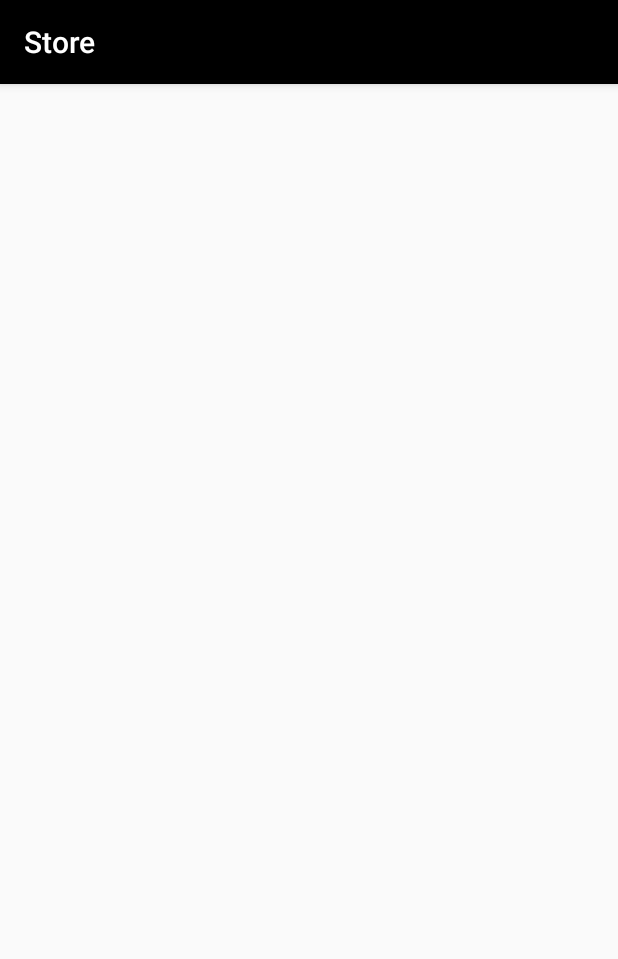
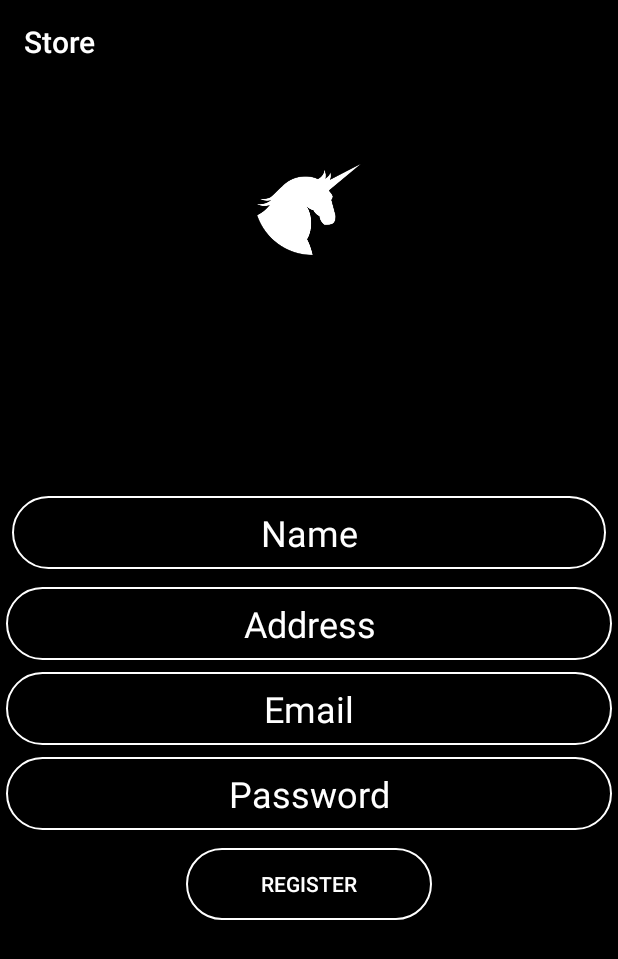
Before and after one commit to TheEagle0/Court-Counter, an Android app: the RegisterActivity screen opened directly, with no data from a screen before it, on a phone screen of 412 x 824 dp. Shown: the top 959 px of the screen. Run offline under Robolectric (Android 15) with nearby library versions, the phone set to English and light mode, and no system bars.

Commit message:
init views

```diff
--- a/Android/projects/Store/app/src/main/java/com/example/theeagle/store/MainActivity.java
+++ b/Android/projects/Store/app/src/main/java/com/example/theeagle/store/MainActivity.java
@@ -2,31 +2,40 @@ package com.example.theeagle.store;
 
 import android.Manifest;
 import android.content.Context;
+import android.content.Intent;
 import android.content.pm.PackageManager;
 import android.os.Build;
 import android.support.v4.app.ActivityCompat;
 import android.support.v7.app.AppCompatActivity;
 import android.os.Bundle;
+import android.view.View;
+import android.widget.Button;
+import android.widget.EditText;
+import android.widget.TextView;
 
-public class MainActivity extends AppCompatActivity {
+public class MainActivity extends AppCompatActivity implements View.OnClickListener {
 
-     int Permission_All=1;
-    String[]Permissions={Manifest.permission.CAMERA,Manifest.permission.WRITE_EXTERNAL_STORAGE};
-
+    int Permission_All = 1;
+    String[] Permissions = {Manifest.permission.CAMERA, Manifest.permission.WRITE_EXTERNAL_STORAGE};
+    EditText email_et, password_et;
+    Button login_btn, register_btn;
+    TextView forget_password_tv;
 
 
     @Override
     protected void onCreate(Bundle savedInstanceState) {
         super.onCreate(savedInstanceState);
         setContentView(R.layout.activity_main);
-        if (!hasPermission(this,Permissions)){
-            ActivityCompat.requestPermissions(this,Permissions,Permission_All);
+        if (!hasPermission(this, Permissions)) {
+            ActivityCompat.requestPermissions(this, Permissions, Permission_All);
         }
+        initViews();
     }
-public boolean hasPermission(Context context,String...permissions){
-        if (Build.VERSION.SDK_INT>=Build.VERSION_CODES.M&& context!=null&&permissions!=null){
-        for(String permission :permissions){
-            if(ActivityCompat.checkSelfPermission(context,permission)!= PackageManager.PERMISSION_GRANTED){
+
+    public boolean hasPermission(Context context, String... permissions) {
+        if (Build.VERSION.SDK_INT >= Build.VERSION_CODES.M && context != null && permissions != null) {
+            for (String permission : permissions) {
+                if (ActivityCompat.checkSelfPermission(context, permission) != PackageManager.PERMISSION_GRANTED) {
                     return false;
                 }
 
@@ -34,4 +43,30 @@ public boolean hasPermission(Context context,String...permissions){
         }
         return true;
     }
+    public void initViews(){
+        email_et=findViewById(R.id.email_et);
+        password_et=findViewById(R.id.password_et);
+        login_btn=findViewById(R.id.login_btn);
+        register_btn=findViewById(R.id.register_btn);
+        forget_password_tv=findViewById(R.id.forget_password_tv);
+        login_btn.setOnClickListener(this);
+        register_btn.setOnClickListener(this);
+        forget_password_tv.setOnClickListener(this);
     }
+
+    @Override
+    public void onClick(View view) {
+        switch (view.getId()){
+            case R.id.login_btn:
+
+                break;
+            case R.id.register_btn:
+                Intent intent=new Intent(MainActivity.this,RegisterActivity.class);
+                startActivity(intent);
+                break;
+            case R.id.forget_password_tv:
+
+                break;
+        }
+    }
+}
--- a/Android/projects/Store/app/src/main/res/layout/activity_main.xml
+++ b/Android/projects/Store/app/src/main/res/layout/activity_main.xml
@@ -80,6 +80,7 @@
        />
 
     <TextView
+        android:id="@+id/forget_password_tv"
         android:layout_width="wrap_content"
         android:layout_height="wrap_content"
         android:layout_below="@+id/register_btn"
--- a/Android/projects/Store/app/src/main/res/layout/activity_register.xml
+++ b/Android/projects/Store/app/src/main/res/layout/activity_register.xml
@@ -1,9 +1,96 @@
 <?xml version="1.0" encoding="utf-8"?>
-<android.support.constraint.ConstraintLayout xmlns:android="http://schemas.android.com/apk/res/android"
-    xmlns:app="http://schemas.android.com/apk/res-auto"
+<RelativeLayout xmlns:android="http://schemas.android.com/apk/res/android"
     xmlns:tools="http://schemas.android.com/tools"
     android:layout_width="match_parent"
     android:layout_height="match_parent"
-    tools:context="com.example.theeagle.store.RegisterActivity">
+    android:background="#000"
+    android:orientation="vertical"
+    tools:context="com.example.theeagle.store.MainActivity">
 
-</android.support.constraint.ConstraintLayout>
+    <ImageView
+        android:id="@+id/iv"
+        android:layout_width="wrap_content"
+        android:layout_height="wrap_content"
+        android:layout_centerHorizontal="true"
+        android:layout_gravity="center_horizontal"
+        android:layout_marginTop="@dimen/margin_40dp"
+        android:contentDescription="@string/image"
+        android:scaleType="centerCrop"
+        android:src="@drawable/ic_logo_black" />
+
+    <LinearLayout
+        android:id="@+id/linear"
+        android:layout_width="match_parent"
+        android:layout_height="wrap_content"
+        android:layout_centerInParent="true"
+        android:orientation="vertical">
+
+        <EditText
+            android:id="@+id/name_et"
+            android:layout_width="match_parent"
+            android:layout_height="wrap_content"
+            android:layout_margin="@dimen/margin_8"
+            android:background="@drawable/shape"
+            android:hint="@string/name"
+            android:inputType="textEmailAddress"
+            android:textAlignment="center"
+            android:textColorHint="#fff"
+            android:textSize="@dimen/text_size_24"
+            android:padding="@dimen/margin_8"
+            android:textColor="#fff"/>
+
+        <EditText
+            android:id="@+id/address_et"
+            android:layout_width="match_parent"
+            android:layout_height="wrap_content"
+            android:layout_margin="@dimen/margin_4"
+            android:background="@drawable/shape"
+            android:hint="@string/address"
+            android:inputType="textPassword"
+            android:textAlignment="center"
+            android:textColorHint="#fff"
+            android:textSize="@dimen/text_size_24"
+            android:padding="@dimen/margin_8"
+            android:textColor="#fff"/>
+        <EditText
+            android:id="@+id/email_et"
+            android:layout_width="match_parent"
+            android:layout_height="wrap_content"
+            android:layout_margin="@dimen/margin_4"
+            android:background="@drawable/shape"
+            android:hint="@string/email"
+            android:inputType="textEmailAddress"
+            android:textAlignment="center"
+            android:textColorHint="#fff"
+            android:textSize="@dimen/text_size_24"
+            android:padding="@dimen/margin_8"
+            android:textColor="#fff"/>
+        <EditText
+            android:id="@+id/password_et"
+            android:layout_width="match_parent"
+            android:layout_height="wrap_content"
+            android:layout_margin="@dimen/margin_4"
+            android:background="@drawable/shape"
+            android:hint="@string/password"
+            android:inputType="textPassword"
+            android:textAlignment="center"
+            android:textColorHint="#fff"
+            android:textSize="@dimen/text_size_24"
+            android:padding="@dimen/margin_8"
+            android:textColor="#fff"/>
+    </LinearLayout>
+
+    <Button
+        android:id="@+id/login_btn"
+        android:layout_width="wrap_content"
+        android:layout_height="wrap_content"
+        android:layout_below="@+id/linear"
+        android:layout_centerHorizontal="true"
+        android:text="@string/register"
+        android:background="@drawable/shape"
+        android:textColor="#fff"
+        android:layout_margin="@dimen/margin_8"
+        android:paddingRight="@dimen/margin_50dp"
+        android:paddingLeft="@dimen/margin_50dp"/>
+
+</RelativeLayout>
--- a/Android/projects/Store/app/src/main/res/values/dimens.xml
+++ b/Android/projects/Store/app/src/main/res/values/dimens.xml
@@ -3,6 +3,7 @@
     <dimen name="margin_4">4dp</dimen>
     <dimen name="margin_8">8dp</dimen>
     <dimen name="margin_50dp">50dp</dimen>
+    <dimen name="margin_40dp">40dp</dimen>
     <dimen name="text_size_24">24sp</dimen>
     <dimen name="padding_45">40dp</dimen>
 </resources>
--- a/Android/projects/Store/app/src/main/res/values/strings.xml
+++ b/Android/projects/Store/app/src/main/res/values/strings.xml
@@ -6,4 +6,6 @@
     <string name="login">Login</string>
     <string name="register">Register</string>
     <string name="image">Image</string>
+    <string name="name">Name</string>
+    <string name="address">Address</string>
 </resources>
```
Lines whose indentation alone changed are shown as unchanged.
